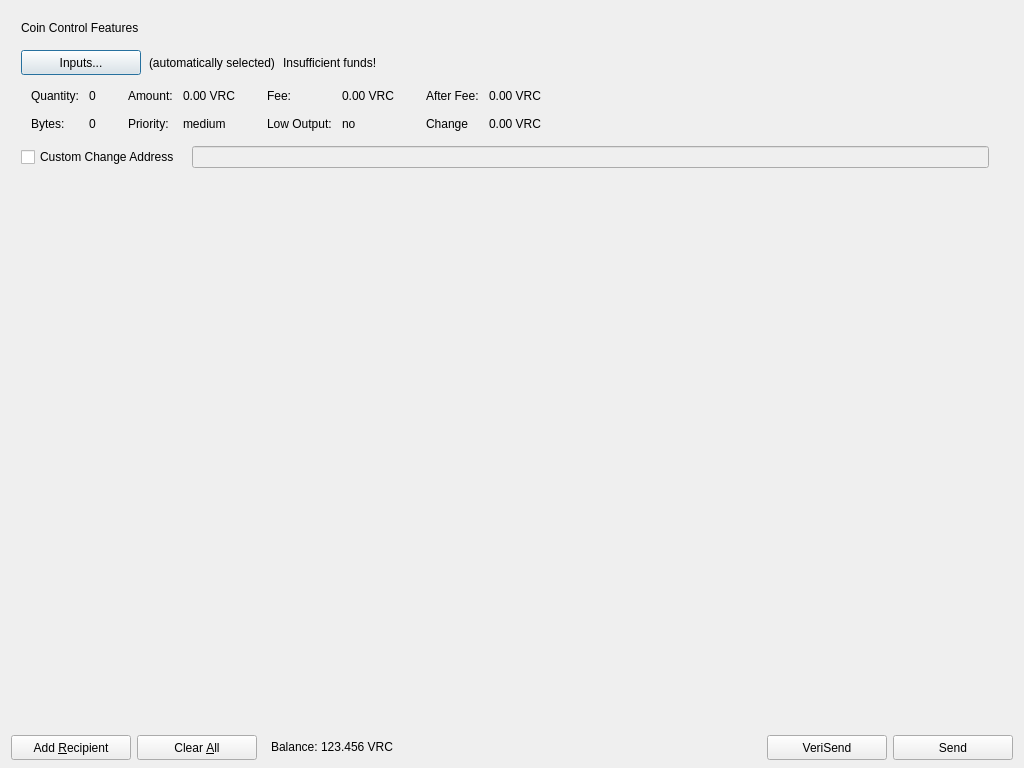
Old version of the form src/qt/forms/sendcoinsdialog.ui in the repository VeriConomy/vericoin.
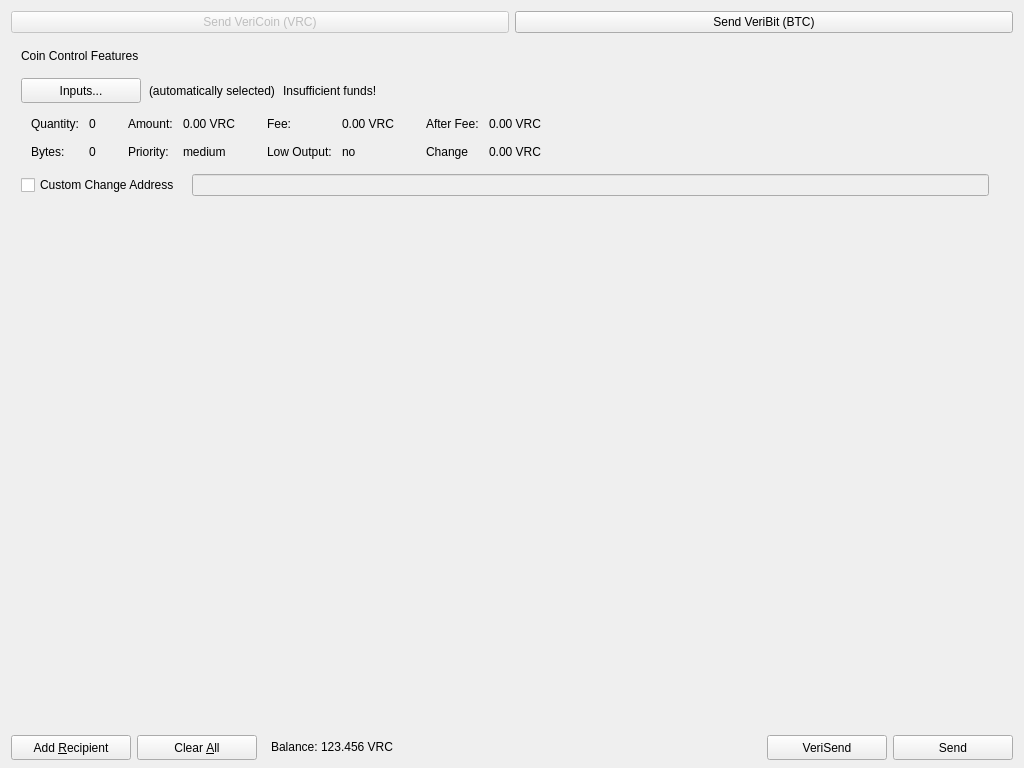
New version of the form. Icons and pictures are not drawn.

Commit message: Combined Send VeriCoin and VeriBit tabs

```diff
--- a/src/qt/forms/sendcoinsdialog.ui
+++ b/src/qt/forms/sendcoinsdialog.ui
@@ -13,10 +13,31 @@
   <property name="windowTitle">
    <string>Send Coins</string>
   </property>
-  <layout class="QVBoxLayout" name="verticalLayout" stretch="0,1,0">
+  <layout class="QVBoxLayout" name="verticalLayout" stretch="0,0,1,0">
    <property name="bottomMargin">
     <number>8</number>
    </property>
+   <item>
+    <layout class="QHBoxLayout" name="horizontalLayout_3">
+     <item>
+      <widget class="QPushButton" name="btnVeriCoin">
+       <property name="enabled">
+        <bool>false</bool>
+       </property>
+       <property name="text">
+        <string>Send VeriCoin (VRC)</string>
+       </property>
+      </widget>
+     </item>
+     <item>
+      <widget class="QPushButton" name="btnBitcoin">
+       <property name="text">
+        <string>Send VeriBit (BTC)</string>
+       </property>
+      </widget>
+     </item>
+    </layout>
+   </item>
    <item>
     <widget class="QFrame" name="frameCoinControl">
      <property name="sizePolicy">
@@ -548,7 +569,7 @@
         <x>0</x>
         <y>0</y>
         <width>1006</width>
-        <height>522</height>
+        <height>516</height>
        </rect>
       </property>
       <layout class="QVBoxLayout" name="verticalLayout_2">
```
The commit also changes 9 other files.
